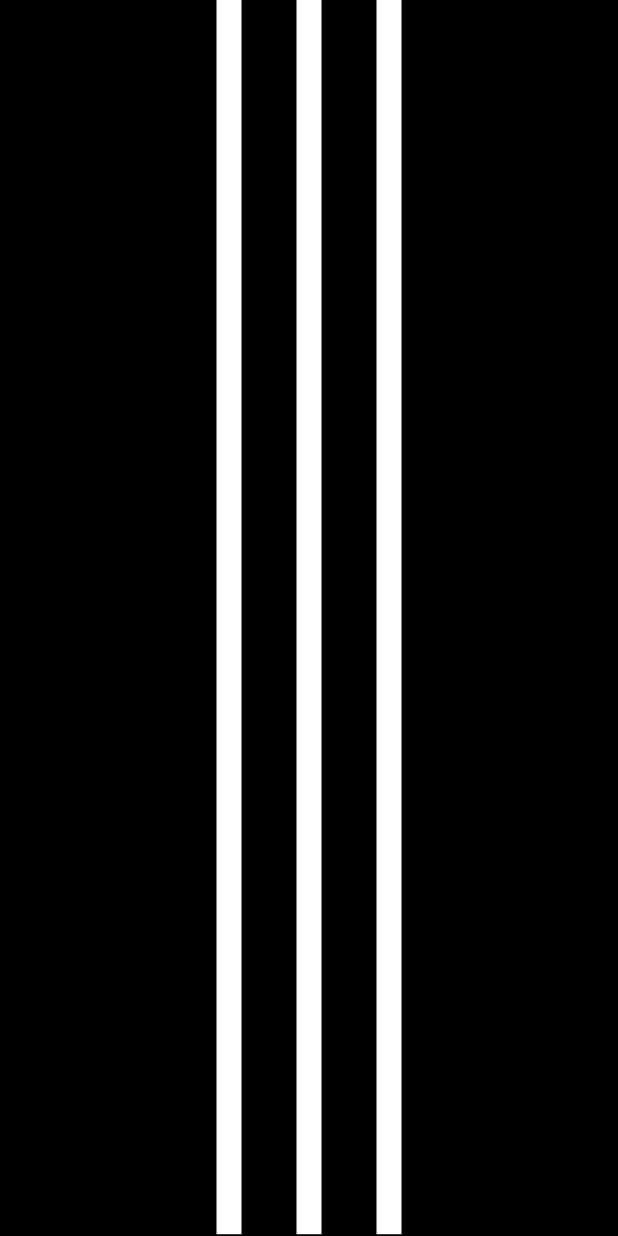
After one commit to rodrirepresa/Adidas, an Android app built with Jetpack Compose: the SplashFragment screen opened directly, with no data from a screen before it, on a phone screen of 412 x 824 dp. The commit adds this screen. Run offline under Robolectric (Android 15) with nearby library versions, the phone set to English and light mode, and no system bars; 2 statements that could not run were skipped.

Commit message:
Create SplashScreen

```diff
--- a/app/src/main/java/com/represa/adidas/MainActivity.kt
+++ b/app/src/main/java/com/represa/adidas/MainActivity.kt
@@ -2,19 +2,14 @@ package com.represa.adidas
 
 import android.app.AlertDialog
 import android.app.Dialog
-import android.content.DialogInterface
-import android.graphics.Color
-import android.graphics.drawable.ColorDrawable
 import android.os.Bundle
-import android.view.WindowManager
-import android.widget.Toast
 import androidx.appcompat.app.AppCompatActivity
-import androidx.appcompat.app.AppCompatDelegate
 import com.represa.adidas.databinding.ActivityMainBinding
 import com.represa.adidas.ui.fragments.InternetConectionDialogFragment
-import com.represa.adidas.ui.fragments.ReviewDialogFragment
 import com.represa.adidas.ui.viewmodels.ProductViewModel
 import org.koin.androidx.viewmodel.ext.android.viewModel
+import androidx.fragment.app.Fragment
+import com.represa.adidas.ui.fragments.ProductsFragment
 
 
 class MainActivity : AppCompatActivity() {
@@ -85,4 +80,19 @@ class MainActivity : AppCompatActivity() {
             builder.create()
         } ?: throw IllegalStateException("Activity cannot be null")
     }
+
+    override fun onBackPressed() {
+        getForegroundFragment()?.let {
+            when(it){
+                is ProductsFragment -> { }
+                else -> super.onBackPressed()
+            }
+        }
+
+    }
+
+    private fun getForegroundFragment(): Fragment? {
+        val navHostFragment = supportFragmentManager.findFragmentById(R.id.nav_host_fragment)
+        return navHostFragment?.childFragmentManager?.fragments?.get(0)
+    }
 }
--- /dev/null
+++ b/app/src/main/java/com/represa/adidas/ui/fragments/SplashFragment.kt
@@ -0,0 +1,45 @@
+package com.represa.adidas.ui.fragments
+
+import android.os.Bundle
+import androidx.fragment.app.Fragment
+import android.view.LayoutInflater
+import android.view.View
+import android.view.ViewGroup
+import androidx.compose.ui.platform.ComposeView
+import androidx.navigation.fragment.findNavController
+import com.represa.adidas.R
+import com.represa.adidas.databinding.FragmentSplashBinding
+import com.represa.adidas.databinding.ReviewDialogBinding
+import com.represa.adidas.ui.MyTheme
+import com.represa.adidas.util.RateStars
+import com.represa.adidas.util.SplashScreen
+
+class SplashFragment : Fragment() {
+
+    private var _binding: FragmentSplashBinding? = null
+    private val binding get() = _binding!!
+
+    override fun onCreateView(
+        inflater: LayoutInflater, container: ViewGroup?,
+        savedInstanceState: Bundle?
+    ): View? {
+        _binding = FragmentSplashBinding.inflate(layoutInflater, container, false)
+        initCompose()
+        return binding.root
+    }
+
+    private fun initCompose() {
+        val action = SplashFragmentDirections.actionSplashFragmentToProductsFragment()
+        binding.apply {
+            root.findViewById<ComposeView>(R.id.compose_view).setContent {
+                MyTheme() {
+                    SplashScreen {
+                        findNavController().navigate(action)
+                    }
+                }
+            }
+
+        }
+    }
+
+}
--- /dev/null
+++ b/app/src/main/java/com/represa/adidas/util/Splashscreen.kt
@@ -0,0 +1,53 @@
+package com.represa.adidas.util
+
+import androidx.compose.animation.core.Animatable
+import androidx.compose.animation.core.tween
+import androidx.compose.foundation.background
+import androidx.compose.foundation.layout.Box
+import androidx.compose.foundation.layout.fillMaxSize
+import androidx.compose.runtime.Composable
+import androidx.compose.runtime.LaunchedEffect
+import androidx.compose.runtime.remember
+import androidx.compose.ui.Modifier
+import androidx.compose.ui.draw.drawBehind
+import androidx.compose.ui.geometry.Offset
+import androidx.compose.ui.graphics.Color
+
+@Composable
+fun SplashScreen(onSucces: () -> Unit) {
+
+    var sizeLine = remember{ Animatable(0f) }
+
+    LaunchedEffect(sizeLine){
+        sizeLine.animateTo(
+            targetValue = 1f,
+            animationSpec = tween(durationMillis = 2000)
+        )
+        onSucces.invoke()
+    }
+
+    Box(modifier = Modifier
+        .fillMaxSize()
+        .background(Color.Black)
+        .drawBehind {
+            drawLine(
+                strokeWidth = 25f,
+                color = Color.White,
+                start = Offset(size.width / 2, 0f),
+                end = Offset(size.width / 2, size.height * sizeLine.value)
+            )
+            drawLine(
+                strokeWidth = 25f,
+                color = Color.White,
+                start = Offset(size.width / 2 - 80, 0f),
+                end = Offset(size.width / 2 - 80, size.height * sizeLine.value)
+            )
+            drawLine(
+                strokeWidth = 25f,
+                color = Color.White,
+                start = Offset(size.width / 2 + 80, 0f),
+                end = Offset(size.width / 2 + 80, size.height * sizeLine.value)
+            )
+        }) {
+    }
+}
--- /dev/null
+++ b/app/src/main/res/anim/slide_in_splash.xml
@@ -0,0 +1,6 @@
+<?xml version="1.0" encoding="utf-8"?>
+<translate xmlns:android="http://schemas.android.com/apk/res/android"
+    android:duration="@android:integer/config_shortAnimTime"
+    android:interpolator="@android:anim/decelerate_interpolator"
+    android:fromYDelta="100%"
+    android:toYDelta="0%" />
--- /dev/null
+++ b/app/src/main/res/anim/slide_out_splash.xml
@@ -0,0 +1,5 @@
+<translate xmlns:android="http://schemas.android.com/apk/res/android"
+    android:duration="@android:integer/config_shortAnimTime"
+    android:fromYDelta="0%"
+    android:interpolator="@android:anim/decelerate_interpolator"
+    android:toYDelta="100%" />
--- /dev/null
+++ b/app/src/main/res/layout/fragment_splash.xml
@@ -0,0 +1,18 @@
+<?xml version="1.0" encoding="utf-8"?>
+<androidx.constraintlayout.widget.ConstraintLayout xmlns:android="http://schemas.android.com/apk/res/android"
+    xmlns:tools="http://schemas.android.com/tools"
+    android:layout_width="match_parent"
+    android:layout_height="match_parent"
+    xmlns:app="http://schemas.android.com/apk/res-auto"
+    tools:context=".ui.fragments.SplashFragment">
+
+    <androidx.compose.ui.platform.ComposeView
+        android:id="@+id/compose_view"
+        app:layout_constraintTop_toTopOf="parent"
+        app:layout_constraintLeft_toLeftOf="parent"
+        app:layout_constraintRight_toRightOf="parent"
+        app:layout_constraintBottom_toBottomOf="parent"
+        android:layout_width="match_parent"
+        android:layout_height="match_parent" />
+
+</androidx.constraintlayout.widget.ConstraintLayout>
--- a/app/src/main/res/layout/review_dialog.xml
+++ b/app/src/main/res/layout/review_dialog.xml
@@ -40,7 +40,6 @@
             app:layout_constraintTop_toBottomOf="@id/title">
 
             <com.google.android.material.textfield.TextInputEditText
-                android:maxLines="3"
                 android:maxLength="100"
                 android:fontFamily="@font/montserrat"
                 android:textColor="@color/dark_gray"
--- a/app/src/main/res/navigation/nav_graph.xml
+++ b/app/src/main/res/navigation/nav_graph.xml
@@ -3,7 +3,7 @@
     xmlns:app="http://schemas.android.com/apk/res-auto"
     xmlns:tools="http://schemas.android.com/tools"
     android:id="@+id/nav_graph"
-    app:startDestination="@id/productsFragment">
+    app:startDestination="@id/splashFragment">
 
     <fragment
         android:id="@+id/productsFragment"
@@ -27,4 +27,17 @@
             android:name="productId"
             app:argType="string" />
     </fragment>
+    <fragment
+        android:id="@+id/splashFragment"
+        android:name="com.represa.adidas.ui.fragments.SplashFragment"
+        android:label="fragment_splash"
+        tools:layout="@layout/fragment_splash" >
+        <action
+            android:id="@+id/action_splashFragment_to_productsFragment"
+            app:destination="@id/productsFragment"
+            app:enterAnim="@anim/slide_in_splash"
+            app:exitAnim="@anim/fade_out"
+            app:popEnterAnim="@anim/fade_in"
+            app:popExitAnim="@anim/slide_out_splash" />
+    </fragment>
 </navigation>
```
